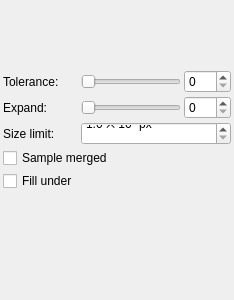
First picture: the form in src/desktop/ui/fillsettings.ui, repository drawpile/Drawpile, before the edit.
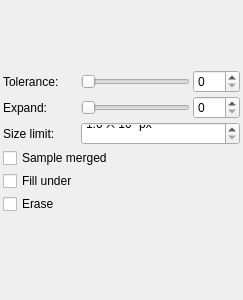
Second picture: the form after the edit. Custom widgets are drawn as their Qt base class.

Commit message: Add fill tool erase mode

The edit to the form file:
```diff
--- a/src/desktop/ui/fillsettings.ui
+++ b/src/desktop/ui/fillsettings.ui
@@ -6,7 +6,7 @@
    <rect>
     <x>0</x>
     <y>0</y>
-    <width>234</width>
+    <width>243</width>
     <height>300</height>
    </rect>
   </property>
@@ -33,7 +33,7 @@
      </property>
     </widget>
    </item>
-   <item row="7" column="0">
+   <item row="8" column="0">
     <spacer name="verticalSpacer">
      <property name="orientation">
       <enum>Qt::Vertical</enum>
@@ -152,6 +152,13 @@
      </property>
     </widget>
    </item>
+   <item row="7" column="0">
+    <widget class="QCheckBox" name="erasermode">
+     <property name="text">
+      <string>Erase</string>
+     </property>
+    </widget>
+   </item>
   </layout>
  </widget>
  <customwidgets>
```
The commit also changes 12 other files.
